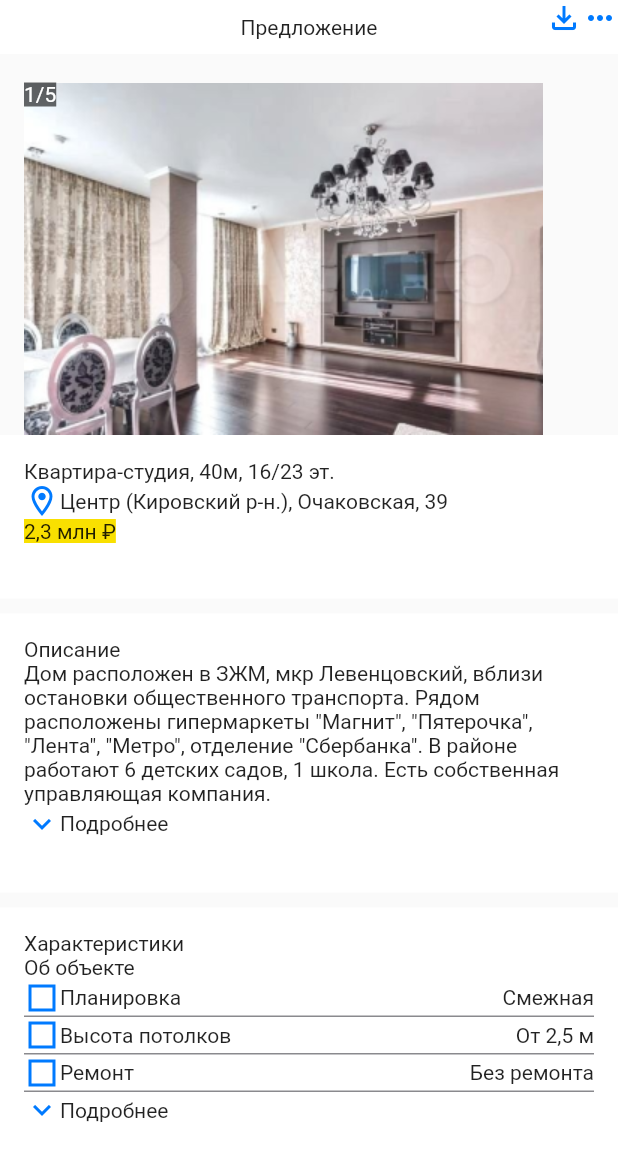
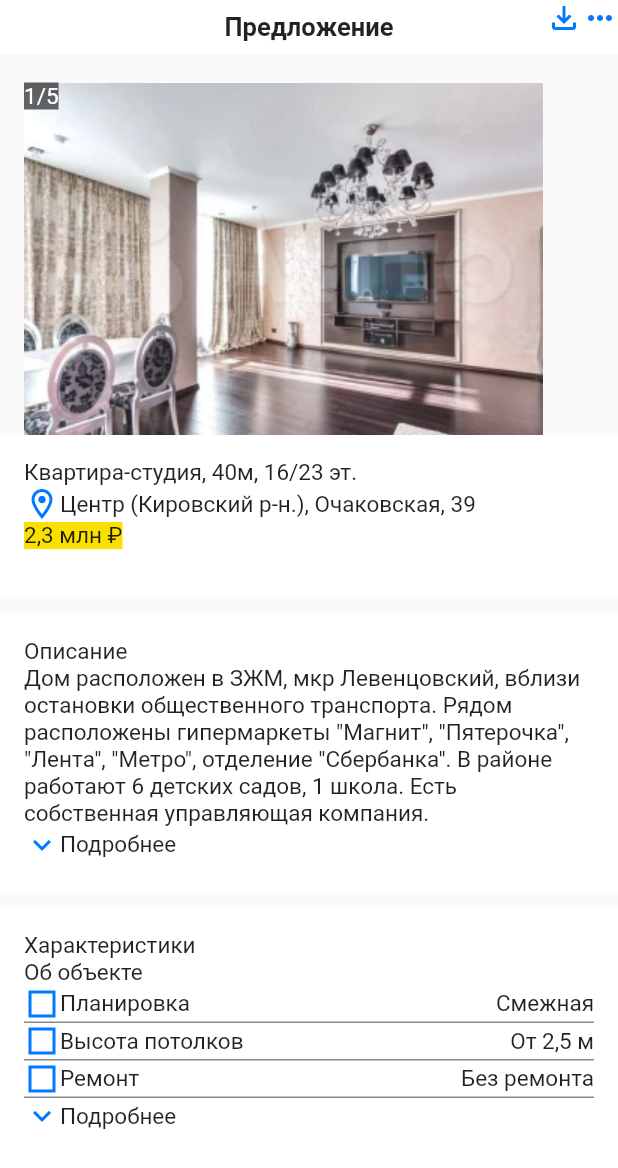
Before and after one commit to abezuglova/first_task_basic, a Flutter app: the screen it shows after launch, on a phone screen of 412 x 824 dp. Shown: the top 1168 px of the screen. Run offline on Flutter 3.47's test engine with Material 2 defaults, Android fonts, the light colour scheme and no system bars; our stand-ins replace google_fonts; missing offline and left inert: dart:js.

Commit message:
fonts added

```diff
--- a/lib/main.dart
+++ b/lib/main.dart
@@ -1,5 +1,6 @@
 import 'package:first_task_basic/screens/offer_screen.dart';
 import 'package:flutter/material.dart';
+import 'package:google_fonts/google_fonts.dart';
 
 void main() {
   runApp(const MyApp());
@@ -20,6 +21,17 @@ class MyApp extends StatelessWidget {
         iconTheme: const IconThemeData(
           color: Color(0xFF007AFF),
         ),
+        textTheme:
+            GoogleFonts.openSansTextTheme(Theme.of(context).textTheme).copyWith(
+          bodySmall: const TextStyle(fontWeight: FontWeight.normal, fontSize: 12),
+          bodyMedium: const TextStyle(fontWeight: FontWeight.normal, fontSize: 15),
+          bodyLarge: const TextStyle(fontWeight: FontWeight.normal, fontSize: 16),
+          headlineSmall: const TextStyle(fontWeight: FontWeight.normal, fontSize: 18),
+          headlineLarge: const TextStyle(fontWeight: FontWeight.bold, fontSize: 18),
+          titleSmall: const TextStyle(fontWeight: FontWeight.normal, fontSize: 13),
+          titleMedium: const TextStyle(fontWeight: FontWeight.w600, fontSize: 16),
+          titleLarge: const TextStyle(fontWeight: FontWeight.w600, fontSize: 17),
+        ),
       ),
       home: const OfferScreenWidget(),
     );
@@ -27,12 +39,16 @@ class MyApp extends StatelessWidget {
 }
 
 
-// Оформить код в репозитории на личном GitHub
 // Соответствие 1в1 дизайну при запуске на эмуляторе Pixel4 с разрешением 1080x2280
-// Разбить UI на отдельные виджеты (под каждый виджет отдельный файл)
 // Применить библиотеку ScreenUtil
 // Применить библиотеку url_launcher
-// Обратить внимание на комментарии в дизайне
 // DONE Версия Flutter 3.7.7
+// DONE Оформить код в репозитории на личном GitHub
+// DONE Обратить внимание на комментарии в дизайне
+// DONE Разбить UI на отдельные виджеты (под каждый виджет отдельный файл)
 
-// 2,5 часа
+
+
+
+// 3 часа
+// 30 минут
--- a/lib/widgets/custom_app_bar.dart
+++ b/lib/widgets/custom_app_bar.dart
@@ -1,3 +1,5 @@
+import 'dart:js';
+
 import 'package:flutter/material.dart';
 
 class CustomAppBar extends StatelessWidget implements PreferredSizeWidget {
@@ -5,12 +7,13 @@ class CustomAppBar extends StatelessWidget implements PreferredSizeWidget {
 
   @override
   Widget build(BuildContext context) {
+    final textTheme = Theme.of(context).textTheme;
     return SafeArea(
       child: ColoredBox(
         color: Colors.white,
         child: Stack(
           children: [
-            const Center(child: Text('Предложение')),
+            Center(child: Text('Предложение', style: textTheme.titleLarge)),
             Positioned(
               right: 0,
               child: Row(
--- a/pubspec.yaml
+++ b/pubspec.yaml
@@ -36,6 +36,7 @@ dependencies:
   # The following adds the Cupertino Icons font to your application.
   # Use with the CupertinoIcons class for iOS style icons.
   cupertino_icons: ^1.0.2
+  google_fonts: ^4.0.3
 
 dev_dependencies:
   flutter_test:
```
Also changed, not shown: pubspec.lock, 1 other file.
